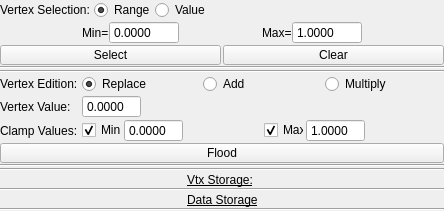
This is tools/maya/cloth/vtxMap/ui/wgVtxEdit.ui in snaress/studio as Qt 5 draws it before an edit. The edited form follows.
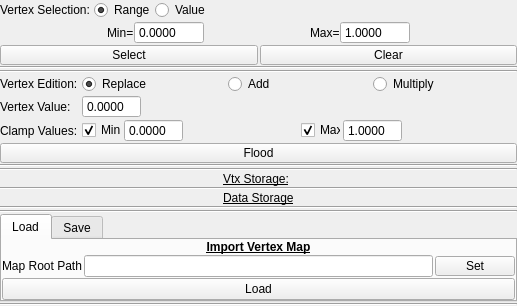
This is the edited form. The open tabs and pages were chosen to show the change.

Commit message: VtxMap: Add import export options

The edit to the form file:
```diff
--- a/tools/maya/cloth/vtxMap/ui/wgVtxEdit.ui
+++ b/tools/maya/cloth/vtxMap/ui/wgVtxEdit.ui
@@ -6,8 +6,8 @@
    <rect>
     <x>0</x>
     <y>0</y>
-    <width>444</width>
-    <height>211</height>
+    <width>517</width>
+    <height>305</height>
    </rect>
   </property>
   <property name="windowTitle">
@@ -584,12 +584,197 @@
     </layout>
    </item>
    <item row="16" column="0">
+    <widget class="Line" name="line_7">
+     <property name="orientation">
+      <enum>Qt::Horizontal</enum>
+     </property>
+    </widget>
+   </item>
+   <item row="20" column="0">
     <widget class="Line" name="line_4">
      <property name="orientation">
       <enum>Qt::Horizontal</enum>
      </property>
     </widget>
    </item>
+   <item row="17" column="0">
+    <widget class="Line" name="line_8">
+     <property name="orientation">
+      <enum>Qt::Horizontal</enum>
+     </property>
+    </widget>
+   </item>
+   <item row="18" column="0">
+    <widget class="QTabWidget" name="tabFile">
+     <property name="currentIndex">
+      <number>1</number>
+     </property>
+     <widget class="QWidget" name="tiLoad">
+      <attribute name="title">
+       <string>Load</string>
+      </attribute>
+      <layout class="QGridLayout" name="gridLayout_3">
+       <property name="margin">
+        <number>0</number>
+       </property>
+       <property name="spacing">
+        <number>0</number>
+       </property>
+       <item row="0" column="0" colspan="2">
+        <widget class="QLabel" name="lImportTitle">
+         <property name="minimumSize">
+          <size>
+           <width>0</width>
+           <height>14</height>
+          </size>
+         </property>
+         <property name="font">
+          <font>
+           <weight>75</weight>
+           <bold>true</bold>
+           <underline>true</underline>
+          </font>
+         </property>
+         <property name="text">
+          <string>Import Vertex Map</string>
+         </property>
+         <property name="alignment">
+          <set>Qt::AlignCenter</set>
+         </property>
+        </widget>
+       </item>
+       <item row="1" column="0" rowspan="2" colspan="2">
+        <layout class="QHBoxLayout" name="hlRootPath">
+         <property name="spacing">
+          <number>2</number>
+         </property>
+         <item>
+          <widget class="QLabel" name="lRootPath">
+           <property name="minimumSize">
+            <size>
+             <width>80</width>
+             <height>0</height>
+            </size>
+           </property>
+           <property name="maximumSize">
+            <size>
+             <width>80</width>
+             <height>20</height>
+            </size>
+           </property>
+           <property name="text">
+            <string>Map Root Path:</string>
+           </property>
+          </widget>
+         </item>
+         <item>
+          <widget class="QLineEdit" name="leRootPath"/>
+         </item>
+         <item>
+          <widget class="QPushButton" name="pbSet">
+           <property name="maximumSize">
+            <size>
+             <width>16777215</width>
+             <height>20</height>
+            </size>
+           </property>
+           <property name="text">
+            <string>Set</string>
+           </property>
+          </widget>
+         </item>
+        </layout>
+       </item>
+       <item row="3" column="0" colspan="2">
+        <widget class="QPushButton" name="pushButton">
+         <property name="text">
+          <string>Load</string>
+         </property>
+        </widget>
+       </item>
+      </layout>
+     </widget>
+     <widget class="QWidget" name="tiSave">
+      <attribute name="title">
+       <string>Save</string>
+      </attribute>
+      <layout class="QGridLayout" name="gridLayout_2">
+       <property name="margin">
+        <number>0</number>
+       </property>
+       <property name="spacing">
+        <number>0</number>
+       </property>
+       <item row="0" column="0">
+        <widget class="QLabel" name="lExportTitle">
+         <property name="font">
+          <font>
+           <weight>75</weight>
+           <bold>true</bold>
+           <underline>true</underline>
+          </font>
+         </property>
+         <property name="text">
+          <string>Export Vertex Map</string>
+         </property>
+         <property name="alignment">
+          <set>Qt::AlignCenter</set>
+         </property>
+        </widget>
+       </item>
+       <item row="1" column="0">
+        <layout class="QHBoxLayout" name="hlExportPath">
+         <property name="spacing">
+          <number>2</number>
+         </property>
+         <item>
+          <widget class="QLabel" name="lExportPath">
+           <property name="minimumSize">
+            <size>
+             <width>80</width>
+             <height>0</height>
+            </size>
+           </property>
+           <property name="maximumSize">
+            <size>
+             <width>80</width>
+             <height>16777215</height>
+            </size>
+           </property>
+           <property name="text">
+            <string>Vtx Map Path:</string>
+           </property>
+          </widget>
+         </item>
+         <item>
+          <widget class="QLineEdit" name="leExportPath"/>
+         </item>
+         <item>
+          <widget class="QPushButton" name="pbOpen">
+           <property name="maximumSize">
+            <size>
+             <width>16777215</width>
+             <height>20</height>
+            </size>
+           </property>
+           <property name="text">
+            <string>Open</string>
+           </property>
+          </widget>
+         </item>
+        </layout>
+       </item>
+       <item row="2" column="0">
+        <widget class="QPushButton" name="pbSave">
+         <property name="text">
+          <string>Save</string>
+         </property>
+        </widget>
+       </item>
+      </layout>
+     </widget>
+    </widget>
+   </item>
   </layout>
  </widget>
  <resources/>
```
Left out of the diff: 367 changed lines with no effect on the pictures. The commit also changes 3 other files.
